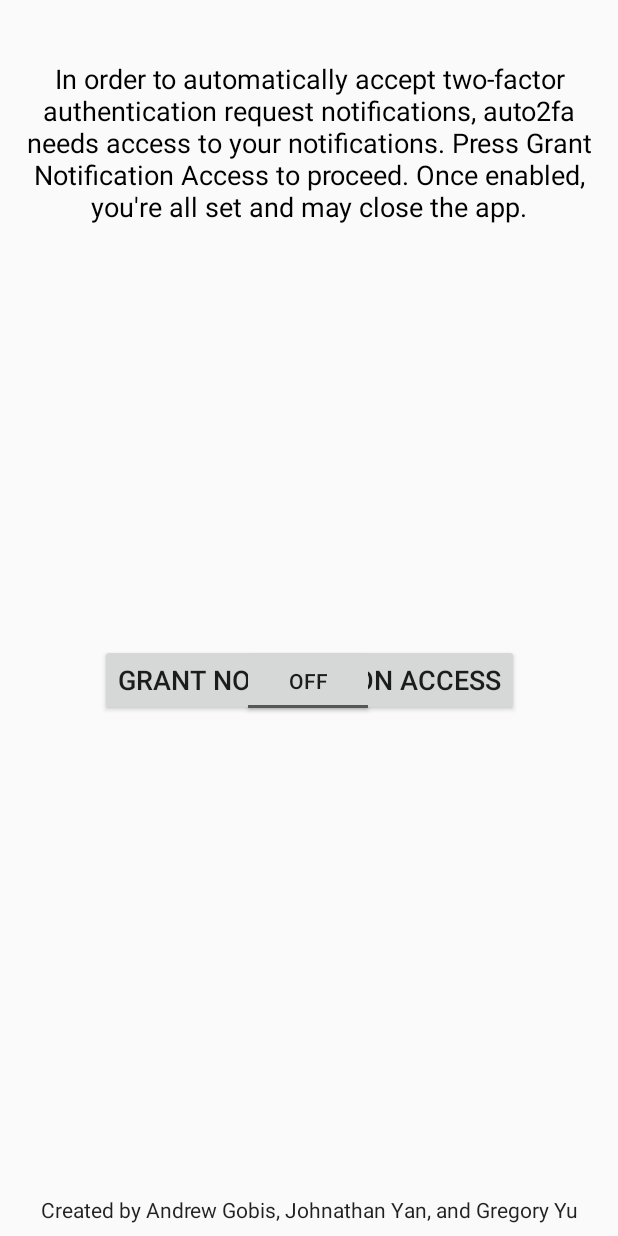
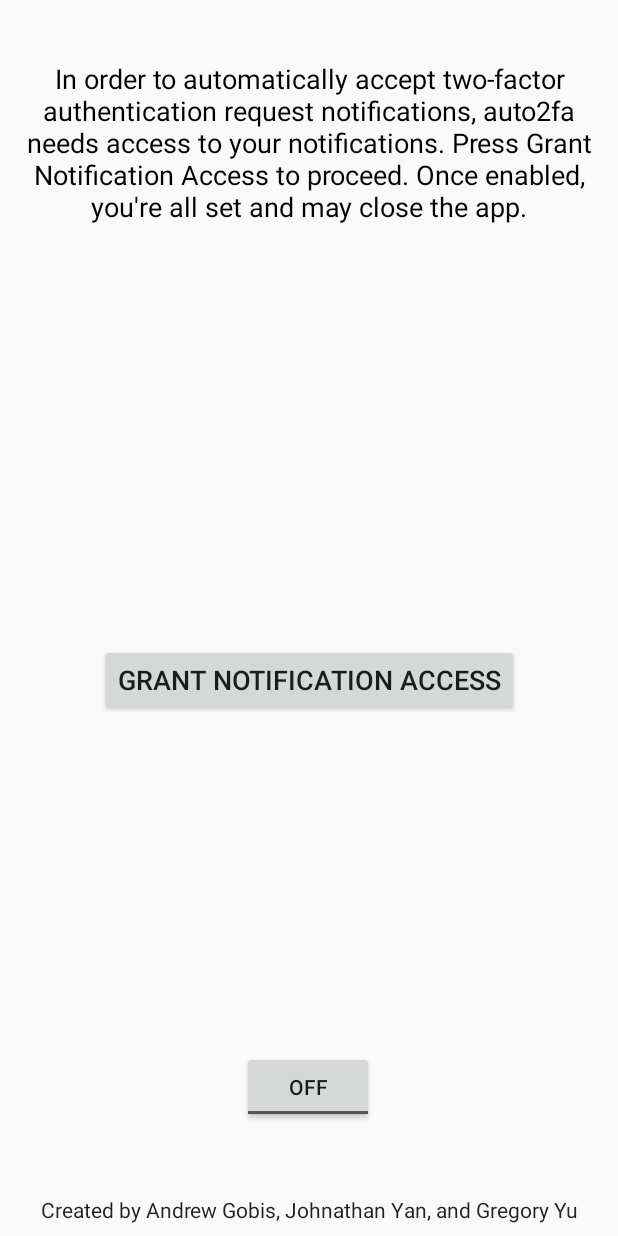
Before and after one commit to yugregory/auto2fa, an Android app: the layout activity_main.xml on its own in the app's theme, with its tools: preview values and no code run, on a phone screen of 412 x 824 dp. Run offline under Robolectric (Android 15) with nearby library versions, the phone set to English and light mode, and no system bars.

Commit message:
new log statement and layout change

```diff
--- a/app/src/main/java/com/example/auto2fa/NotificationListener.java
+++ b/app/src/main/java/com/example/auto2fa/NotificationListener.java
@@ -4,6 +4,7 @@ import android.app.Notification;
 import android.content.Context;
 import android.content.Intent;
 import android.content.IntentFilter;
+import android.nfc.Tag;
 import android.os.Bundle;
 import android.service.notification.NotificationListenerService;
 import android.service.notification.StatusBarNotification;
@@ -29,6 +30,7 @@ public class NotificationListener extends NotificationListenerService {
 
     @Override
     public void onNotificationPosted(StatusBarNotification sbn) {
+        Log.d(TAG, "in onNotificationPosted");
         if (checker) {
             Log.d(TAG, "hello");
             String notificationPackageName = sbn.getPackageName();
--- a/app/src/main/res/layout/activity_main.xml
+++ b/app/src/main/res/layout/activity_main.xml
@@ -83,6 +83,6 @@
         app:layout_constraintHorizontal_bias="0.498"
         app:layout_constraintStart_toStartOf="parent"
         app:layout_constraintTop_toBottomOf="@+id/getNotificationAccessInstructions"
-        app:layout_constraintVertical_bias="0.501" />
+        app:layout_constraintVertical_bias="1.0" />
 
 </android.support.constraint.ConstraintLayout>
```
